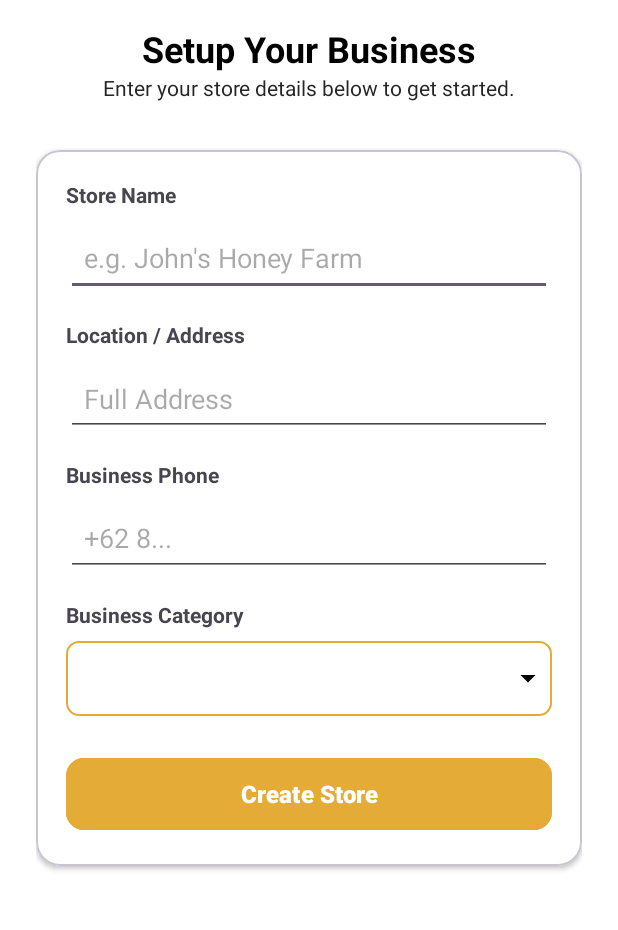
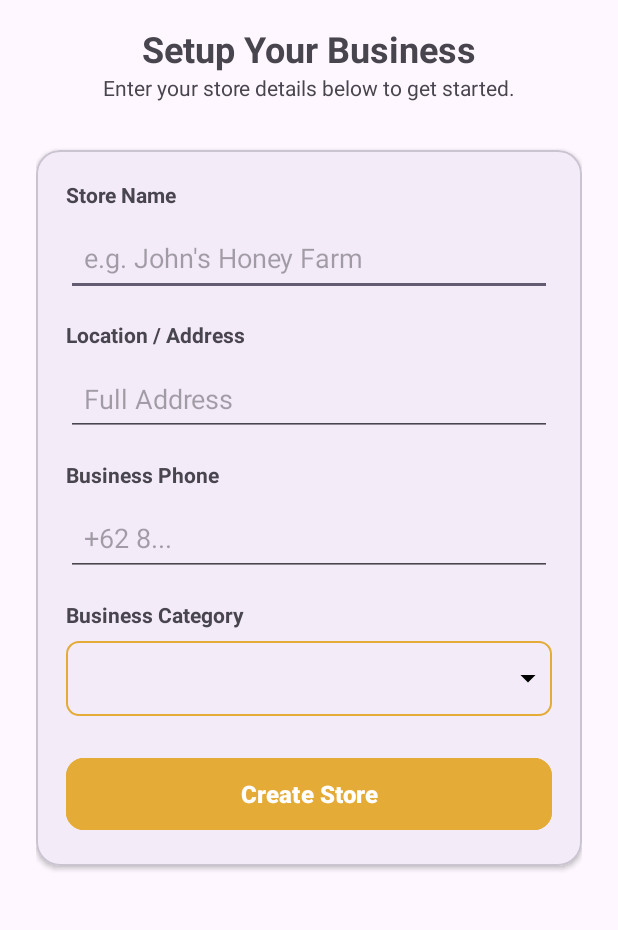
Before and after one commit to BL1Ssa/Beesness, an Android app: the CreateStoreActivity screen opened directly, with no data from a screen before it, on a phone screen of 412 x 824 dp, the part 126-1056 px from its top. Run offline under Robolectric (Android 15) with nearby library versions, the phone set to English and light mode, and no system bars; 1 statement that could not run was skipped.

Commit message:
dark mode++

```diff
--- a/app/src/main/res/layout/activity_create_store.xml
+++ b/app/src/main/res/layout/activity_create_store.xml
@@ -3,8 +3,7 @@
     xmlns:app="http://schemas.android.com/apk/res-auto"
     android:layout_width="match_parent"
     android:layout_height="match_parent"
-    android:fillViewport="true"
-    android:background="@color/white">
+    android:fillViewport="true">
 
     <LinearLayout
         android:layout_width="match_parent"
@@ -27,7 +26,6 @@
             android:id="@+id/tvTitleCreateStore"
             android:textSize="24sp"
             android:textStyle="bold"
-            android:textColor="@color/black"
             android:layout_gravity="center_horizontal"/>
 
         <TextView
@@ -36,7 +34,6 @@
             android:text="Enter your store details below to get started."
             android:id="@+id/tvDescCreateStore"
             android:textSize="14sp"
-            android:textColor="@color/gray_text"
             android:layout_gravity="center_horizontal"
             android:layout_marginBottom="32dp"/>
 
@@ -45,8 +42,7 @@
             android:layout_width="match_parent"
             android:layout_height="wrap_content"
             app:cardCornerRadius="16dp"
-            app:cardElevation="2dp"
-            app:cardBackgroundColor="@color/white">
+            app:cardElevation="2dp">
 
             <LinearLayout
                 android:layout_width="match_parent"
@@ -148,8 +144,7 @@
                     android:text="Cancel"
                     android:visibility="gone"
                     android:enabled="false"
-                    android:id="@+id/cancelButton"
-                    android:backgroundTint="@color/cardview_dark_background"/>
+                    android:id="@+id/cancelButton"/>
 
                 <!-- Loading Indicator (Hidden) -->
                 <ProgressBar
--- a/app/src/main/res/layout/activity_login.xml
+++ b/app/src/main/res/layout/activity_login.xml
@@ -3,15 +3,13 @@
     xmlns:android="http://schemas.android.com/apk/res/android"
     android:layout_width="match_parent"
     android:layout_height="match_parent"
-    android:paddingHorizontal="80dp"
-    android:background="@color/white">
+    android:paddingHorizontal="80dp">
     <RelativeLayout
         xmlns:app="http://schemas.android.com/apk/res-auto"
         xmlns:tools="http://schemas.android.com/tools"
         android:id="@+id/main"
         android:layout_width="wrap_content"
         android:layout_height="wrap_content"
-        android:background="@color/white"
         android:layout_centerVertical="true"
         tools:context=".views.LoginActivity">
         <TextView
--- a/app/src/main/res/layout/activity_signup.xml
+++ b/app/src/main/res/layout/activity_signup.xml
@@ -3,15 +3,13 @@
     xmlns:android="http://schemas.android.com/apk/res/android"
     android:layout_width="match_parent"
     android:layout_height="match_parent"
-    android:paddingHorizontal="80dp"
-    android:background="@color/white">
+    android:paddingHorizontal="80dp">
     <RelativeLayout
         xmlns:app="http://schemas.android.com/apk/res-auto"
         xmlns:tools="http://schemas.android.com/tools"
         android:id="@+id/main"
         android:layout_width="wrap_content"
         android:layout_height="wrap_content"
-        android:background="@color/white"
         android:layout_centerVertical="true"
         tools:context=".views.LoginActivity">
         <TextView
--- a/app/src/main/res/layout/fragment_cart_sheet.xml
+++ b/app/src/main/res/layout/fragment_cart_sheet.xml
@@ -3,7 +3,6 @@
     android:layout_width="match_parent"
     android:layout_height="match_parent"
     android:orientation="vertical"
-    android:background="#FFF"
     android:padding="16dp">
 
     <TextView
--- a/app/src/main/res/menu/bottom_nav_menu.xml
+++ b/app/src/main/res/menu/bottom_nav_menu.xml
@@ -8,7 +8,7 @@
 
     <item
         android:id="@+id/nav_stock"
-        android:icon="@drawable/ic_stock"
+        android:icon="@drawable/ic_menu_box"
         android:title="Stock Management" />
 
 
```
Also changed, not shown: app/src/main/res/layout/activity_add_product.xml (+3 -14 lines), app/src/main/res/drawable-v24/ic_transaction.png (added), app/src/main/res/drawable/ic_cart.png, app/src/main/res/drawable/ic_transaction.png (deleted).
